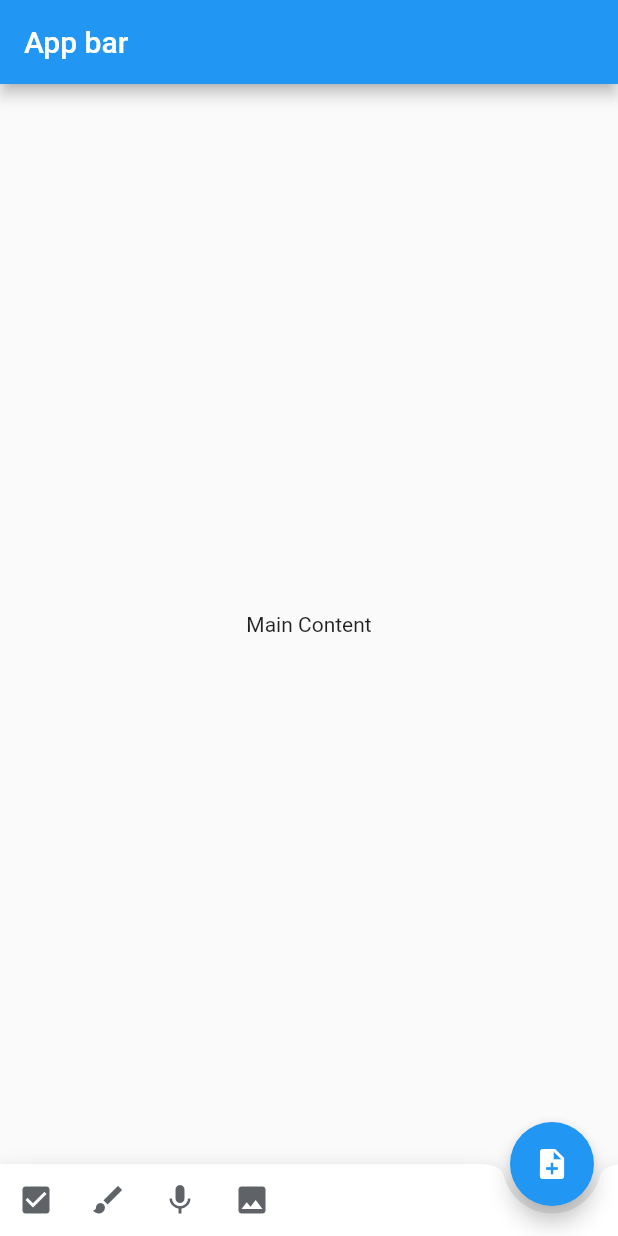
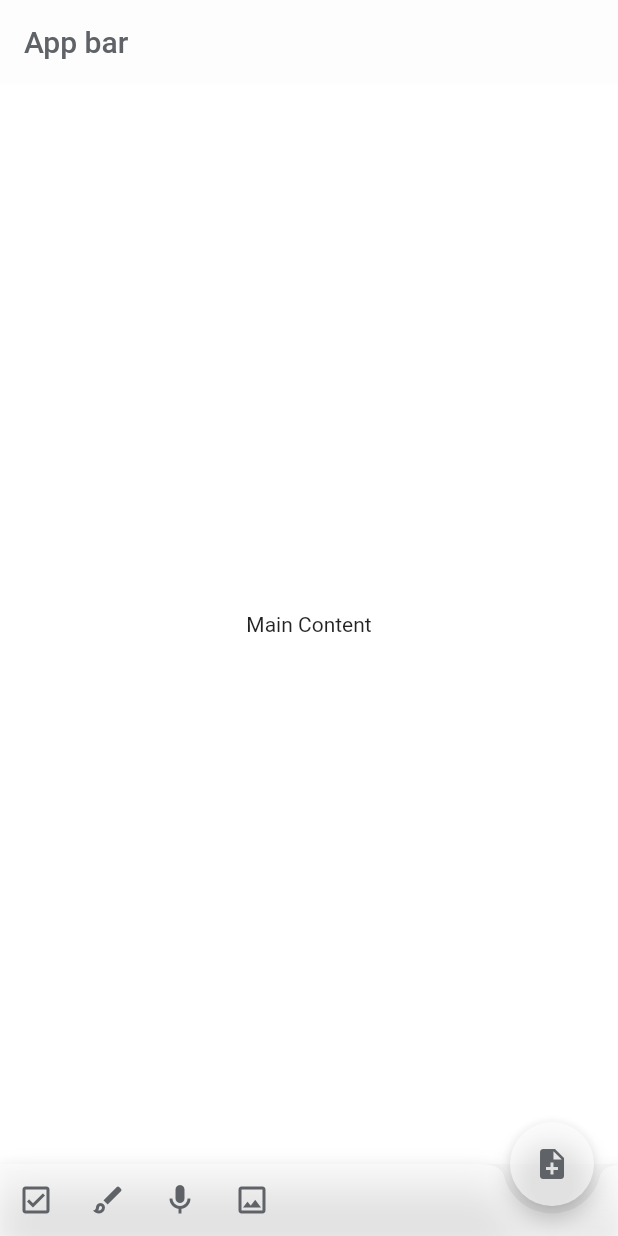
Before and after one commit to EduardMih/google_keep_clone, a Flutter app: the screen it shows after launch, on a phone screen of 412 x 824 dp. Run offline on Flutter 3.47's test engine with Material 2 defaults, Android fonts, the phone set to English and light mode, and no system bars.

Commit message:
added theme

```diff
--- a/lib/main.dart
+++ b/lib/main.dart
@@ -1,6 +1,7 @@
 import 'package:flutter/material.dart';
 import 'screens/all_notes.dart';
 
+const color = Color(0xFF5F6368);
 void main() {
   runApp(const MyApp());
 }
@@ -11,8 +12,23 @@ class MyApp extends StatelessWidget {
   @override
   Widget build(BuildContext context) {
 
-    return const MaterialApp(
+    return  MaterialApp(
       home: AllNotesView(),
+      theme: ThemeData(
+        colorScheme: const ColorScheme(
+          brightness: Brightness.light,
+          primary: Colors.white60,
+          onPrimary: color,
+          secondary: Colors.grey,
+          onSecondary: Colors.grey,
+          background: Colors.white,
+          onBackground: Colors.grey,
+          surface: Colors.grey,
+          onSurface: Colors.grey,
+          error: Colors.grey,
+          onError: Colors.grey,
+      )
+    )
     );
 
   }
--- a/lib/screens/all_notes.dart
+++ b/lib/screens/all_notes.dart
@@ -1,7 +1,6 @@
 import 'package:flutter/material.dart';
 import 'package:google_keep_clone/screens/edit_note.dart';
 
-const iconColor = Color(0xFF5F6368);
 
 class AllNotesView extends StatefulWidget {
 
@@ -15,14 +14,17 @@ class _AllNotesViewState extends State<AllNotesView> {
   Widget getBody()
   {
 
-    return Center(child: const Text("Main Content"));
+    return Container(
+      color: Theme.of(context).colorScheme.background,
+      child: Center(child: const Text("Main Content")),
+       );
 
   }
   @override
   Widget build(BuildContext context) {
 
     return Scaffold(
-        appBar: AppBar(title: const Text("App bar"), ),
+        appBar: AppBar(title: const Text("App bar"), elevation: 0),
         body: getBody(),
         floatingActionButton: _getFloatingActionButton(),
         floatingActionButtonLocation: FloatingActionButtonLocation.endDocked,
@@ -34,13 +36,17 @@ class _AllNotesViewState extends State<AllNotesView> {
   {
 
     return FloatingActionButton(
-          child: const Icon(Icons.note_add),
+          child:  Icon(Icons.note_add, color: Theme.of(context).colorScheme.onPrimary),
           onPressed: () {
             Navigator.push(
               context,
               MaterialPageRoute(builder: (context) => EditNoteView()));
           },
           backgroundColor: Theme.of(context).colorScheme.primary,
+          splashColor: Theme.of(context).colorScheme.primary,
+          focusColor: Theme.of(context).colorScheme.primary,
+          foregroundColor: Theme.of(context).colorScheme.primary,
+          hoverColor: Theme.of(context).colorScheme.primary,
     );
 
   }
@@ -49,7 +55,7 @@ class _AllNotesViewState extends State<AllNotesView> {
   {
 
     return BottomAppBar(
-          color: Theme.of(context).colorScheme.onSecondary,
+          color: Theme.of(context).colorScheme.primary,
           shape: const CircularNotchedRectangle(),
           notchMargin: 5,
           child: Row(
@@ -58,21 +64,21 @@ class _AllNotesViewState extends State<AllNotesView> {
             children: <Widget>[
             IconButton(
               onPressed: () => {},
-              icon: const Icon(Icons.check_box, color: iconColor)
+              icon: Icon(Icons.check_box_outlined, color: Theme.of(context).colorScheme.onPrimary)
               ),
             IconButton(
               onPressed: () => {},
-              icon: const Icon(Icons.brush_sharp, color: iconColor)
+              icon: Icon(Icons.brush_outlined, color: Theme.of(context).colorScheme.onPrimary)
               ),
             IconButton(
               onPressed: () => {},
-              icon: const Icon(Icons.mic, color: iconColor)
+              icon: Icon(Icons.mic_outlined, color: Theme.of(context).colorScheme.onPrimary)
               ),
             Padding(
               padding: const EdgeInsets.only(right: 90),
               child: IconButton(
                 onPressed: () => {},
-                icon: const Icon(Icons.insert_photo, color: iconColor))
+                icon: Icon(Icons.insert_photo_outlined, color: Theme.of(context).colorScheme.onPrimary))
               )
           ]),
         );
```
Also changed, not shown: lib/screens/edit_note.dart (+32 -11 lines).
